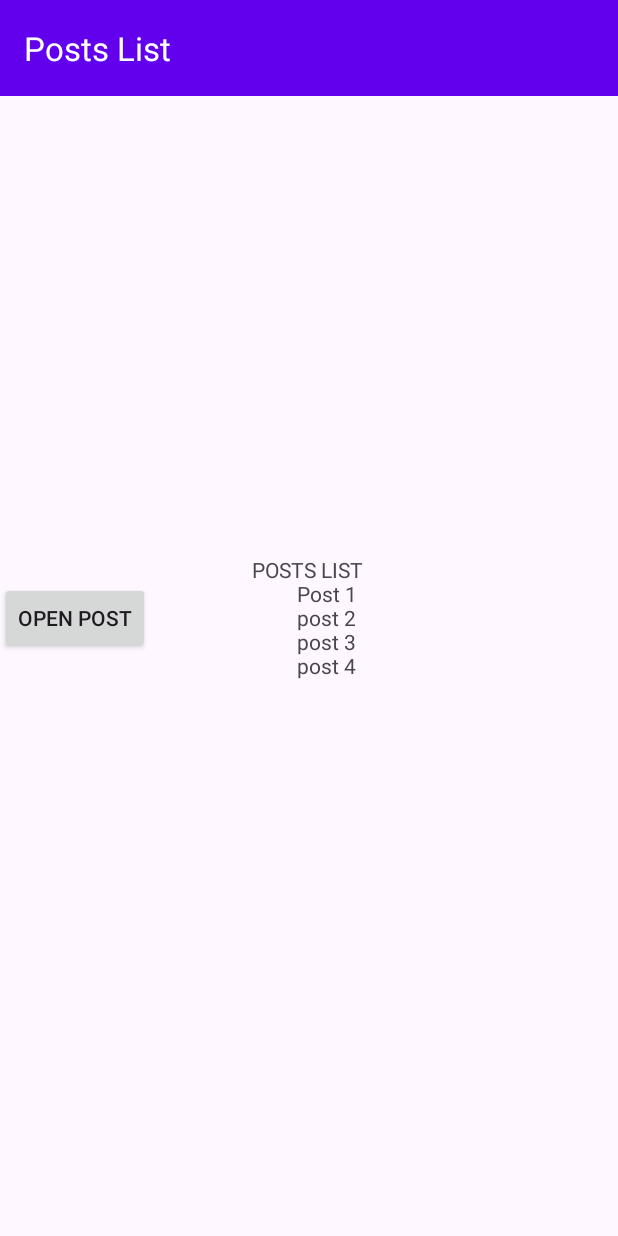
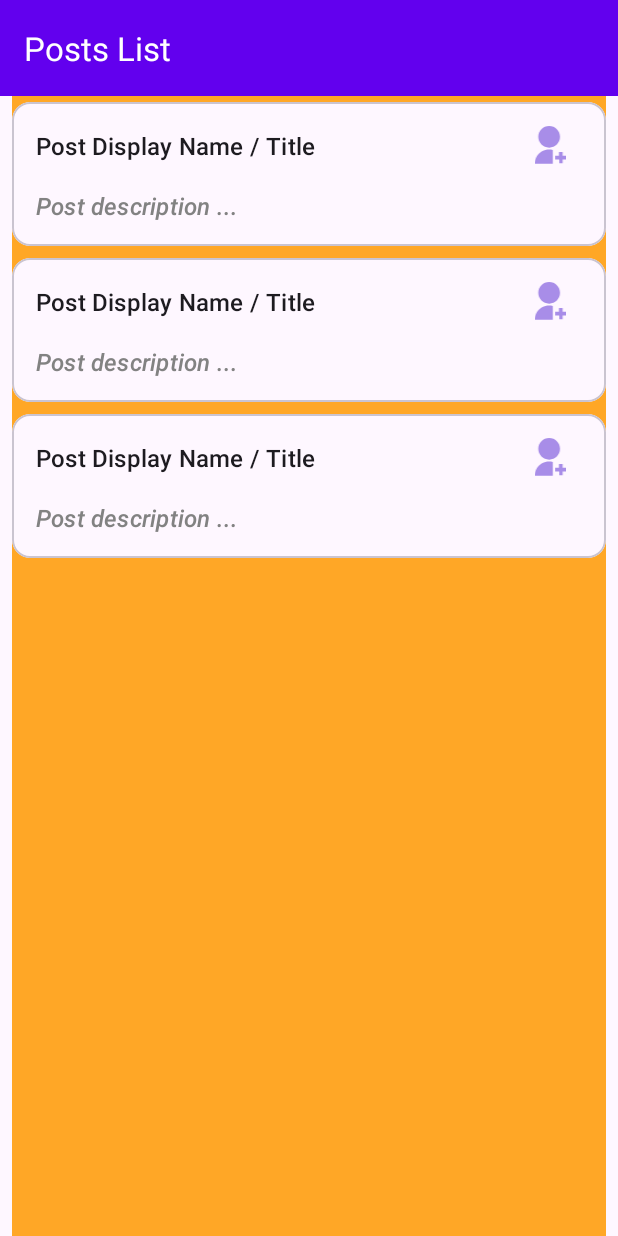
Before and after one commit to bmv-2143/reddit-client-demo, an Android app: the layout fragment_posts_list.xml on its own in the app's theme, with its tools: preview values and no code run, on a phone screen of 412 x 824 dp. Run offline under Robolectric (Android 15) with nearby library versions, the phone set to English and light mode, and no system bars.

Commit message:
refactor(uc3): clean up PostsListFragment, add recycler view, WIP

```diff
--- a/app/src/main/res/layout/fragment_posts_list.xml
+++ b/app/src/main/res/layout/fragment_posts_list.xml
@@ -1,8 +1,9 @@
-<FrameLayout xmlns:android="http://schemas.android.com/apk/res/android"
+<LinearLayout xmlns:android="http://schemas.android.com/apk/res/android"
+    xmlns:app="http://schemas.android.com/apk/res-auto"
     xmlns:tools="http://schemas.android.com/tools"
     android:layout_width="match_parent"
     android:layout_height="match_parent"
-    xmlns:app="http://schemas.android.com/apk/res-auto"
+    android:orientation="vertical"
     tools:context="com.example.finalattestationreddit.presentation.bottom_navigation.posts_list.PostsListFragment">
 
     <androidx.appcompat.widget.Toolbar
@@ -10,29 +11,41 @@
         android:layout_width="match_parent"
         android:layout_height="?attr/actionBarSize"
         android:background="?attr/colorPrimary"
-        app:titleTextColor="?attr/colorOnPrimary"
-        app:title="Posts List" />
+        app:title="Posts List"
+        app:titleTextColor="?attr/colorOnPrimary" />
 
 
-    <androidx.appcompat.widget.AppCompatButton
-        android:id="@+id/fragment_posts_list_button_open_post"
-        android:layout_width="wrap_content"
-        android:layout_height="wrap_content"
-        android:layout_gravity="center_vertical"
-        android:text="Open post"
-        />
+    <!--    <androidx.appcompat.widget.AppCompatButton-->
+    <!--        android:id="@+id/fragment_posts_list_button_open_post"-->
+    <!--        android:layout_width="wrap_content"-->
+    <!--        android:layout_height="wrap_content"-->
+    <!--        android:layout_gravity="center_vertical"-->
+    <!--        android:text="Open post"-->
+    <!--        android:visibility="invisible"-->
+    <!--        />-->
 
     <!-- TODO: Update blank fragment layout -->
-    <TextView
-        android:layout_width="wrap_content"
-        android:layout_height="wrap_content"
-        android:layout_gravity="center"
-        android:text="POSTS LIST\n
-        Post 1\n
-        post 2\n
-        post 3\n
-        post 4
+    <!--    <TextView-->
+    <!--        android:layout_width="wrap_content"-->
+    <!--        android:layout_height="wrap_content"-->
+    <!--        android:layout_gravity="center"-->
+    <!--        android:text="POSTS LIST\n-->
+    <!--        Post 1\n-->
+    <!--        post 2\n-->
+    <!--        post 3\n-->
+    <!--        post 4-->
 
-" />
+    <!--" />-->
 
-</FrameLayout>
+    <androidx.recyclerview.widget.RecyclerView
+        android:id="@+id/fragment_subreddits_list_recycler_view"
+        android:name="com.example.finalattestationreddit.presentation.bottom_navigation.ui.subreddits.tabs.SubredditListFragment"
+        android:layout_width="match_parent"
+        android:layout_height="match_parent"
+        android:layout_marginHorizontal="8dp"
+        android:background="#FFA726"
+        app:layoutManager="LinearLayoutManager"
+        tools:context="com.example.finalattestationreddit.presentation.bottom_navigation.subreddits.tabs.SubredditsListFragment"
+        tools:listitem="@layout/list_item_post" />
+
+</LinearLayout>
--- /dev/null
+++ b/app/src/main/res/layout/list_item_post.xml
@@ -0,0 +1,58 @@
+<?xml version="1.0" encoding="utf-8"?>
+<com.google.android.material.card.MaterialCardView xmlns:android="http://schemas.android.com/apk/res/android"
+    xmlns:app="http://schemas.android.com/apk/res-auto"
+    xmlns:tools="http://schemas.android.com/tools"
+    android:layout_width="match_parent"
+    android:layout_height="wrap_content"
+    android:layout_marginVertical="4dp">
+
+    <LinearLayout
+        android:layout_width="match_parent"
+        android:layout_height="wrap_content"
+        android:orientation="vertical">
+
+        <androidx.appcompat.widget.LinearLayoutCompat
+            android:layout_width="match_parent"
+            android:layout_height="match_parent"
+            android:gravity="center_vertical"
+            android:orientation="horizontal">
+
+            <TextView
+                android:id="@+id/list_item_post_display_name"
+                android:layout_width="0dp"
+                android:layout_height="wrap_content"
+                android:layout_margin="@dimen/text_margin"
+                android:layout_weight="1"
+                android:textAppearance="?attr/textAppearanceListItem"
+                tools:text="Post Display Name / Title" />
+
+            <androidx.appcompat.widget.AppCompatImageView
+                android:id="@+id/list_item_post_button_user_subscribed"
+                android:layout_width="42dp"
+                android:layout_height="42dp"
+                android:layout_marginVertical="8dp"
+                android:layout_marginEnd="16dp"
+                android:clickable="true"
+                android:focusable="true"
+                android:foreground="?attr/selectableItemBackgroundBorderless"
+                android:padding="8dp"
+                app:srcCompat="@drawable/ic_list_item_subreddit_user_not_subscribed" />
+
+        </androidx.appcompat.widget.LinearLayoutCompat>
+
+        <TextView
+            android:id="@+id/list_item_post_description"
+            android:layout_width="wrap_content"
+            android:layout_height="wrap_content"
+            android:layout_marginHorizontal="@dimen/text_margin"
+            android:layout_marginBottom="@dimen/text_margin"
+            android:textAppearance="?attr/textAppearanceListItem"
+            android:textColor="#828282"
+            android:textStyle="italic"
+            android:visibility="gone"
+            tools:text="Post description ..."
+            tools:visibility="visible" />
+
+    </LinearLayout>
+
+</com.google.android.material.card.MaterialCardView>
```
Also changed, not shown: app/src/main/java/com/example/finalattestationreddit/presentation/bottom_navigation/posts_list/PostsListFragment.kt (+29 -70 lines), app/src/main/java/com/example/finalattestationreddit/presentation/bottom_navigation/posts_list/PostsListMenuProvider.kt (added, +33 -0 lines).
